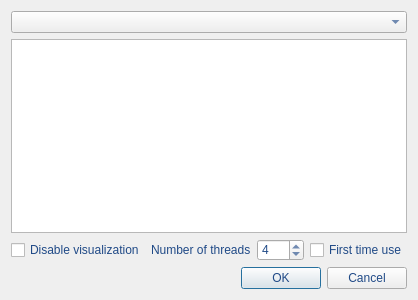
Above: physicslistdialog.ui from deepaksamuel/simple before the change. Below: the same form after it.
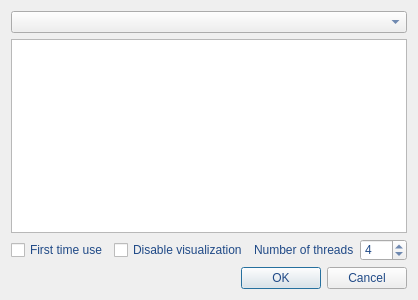
That is the form after the change.

```diff
--- a/physicslistdialog.ui
+++ b/physicslistdialog.ui
@@ -41,6 +41,13 @@
    </item>
    <item>
     <layout class="QHBoxLayout" name="horizontalLayout">
+     <item>
+      <widget class="QCheckBox" name="firstTimeUse">
+       <property name="text">
+        <string>First time use</string>
+       </property>
+      </widget>
+     </item>
      <item>
       <widget class="QCheckBox" name="disable_vis">
        <property name="text">
@@ -68,26 +75,6 @@
        </property>
       </widget>
      </item>
-     <item>
-      <spacer name="horizontalSpacer">
-       <property name="orientation">
-        <enum>Qt::Horizontal</enum>
-       </property>
-       <property name="sizeHint" stdset="0">
-        <size>
-         <width>40</width>
-         <height>20</height>
-        </size>
-       </property>
-      </spacer>
-     </item>
-     <item>
-      <widget class="QCheckBox" name="firstTimeUse">
-       <property name="text">
-        <string>First time use</string>
-       </property>
-      </widget>
-     </item>
     </layout>
    </item>
    <item>
```
